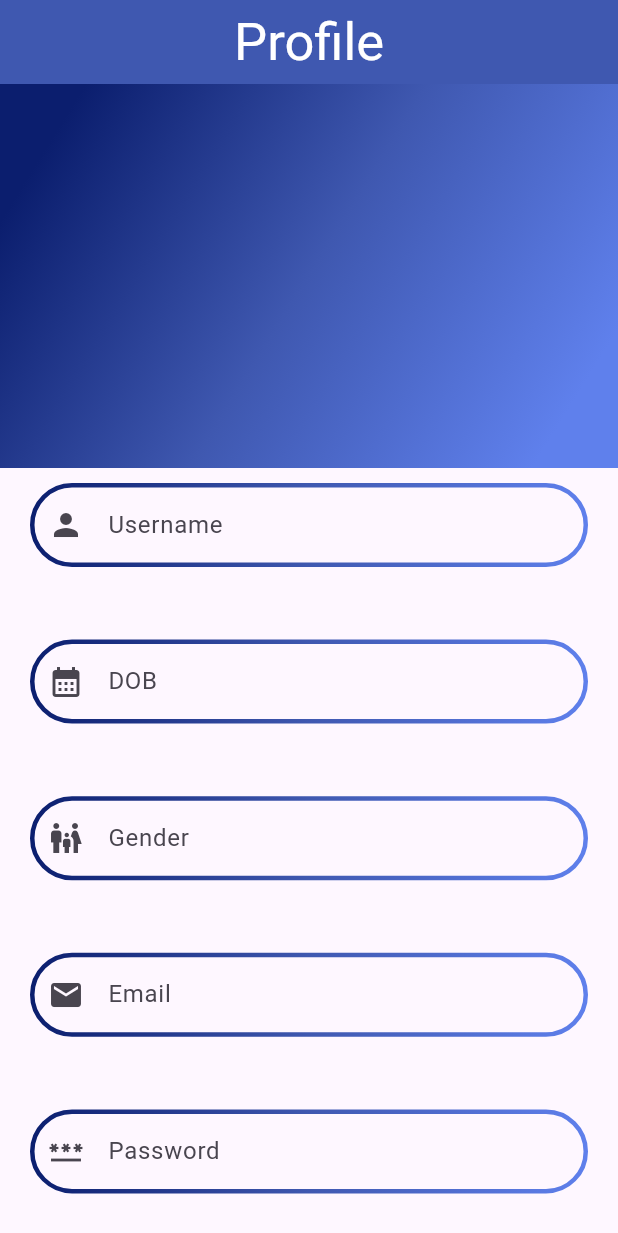
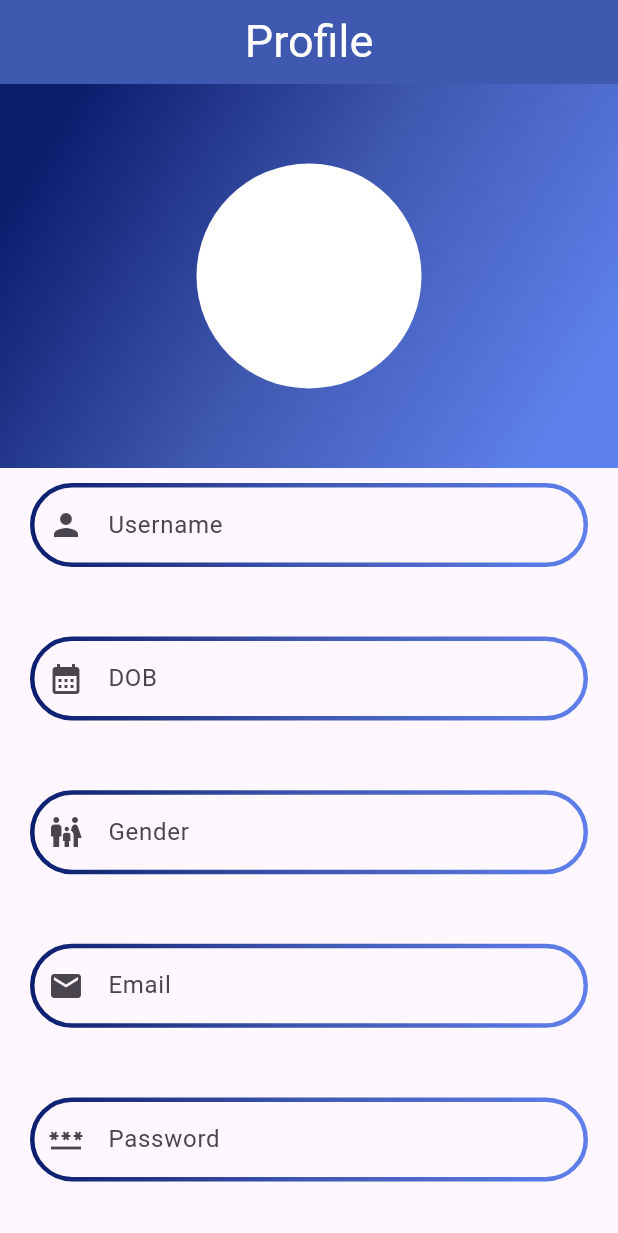
Before and after one commit to Google-Solutions-Challenge/PharmaQuill-App, a Flutter app: the screen it shows after launch, on a phone screen of 412 x 824 dp. Shown: the top 1233 px of the screen. Run offline on Flutter 3.47's test engine with Material 3 defaults, Android fonts, the phone set to English and light mode, and no system bars; our stand-ins replace gradient_borders.

```diff
--- a/pharmaquill/lib/components/signup.dart
+++ b/pharmaquill/lib/components/signup.dart
@@ -17,7 +17,7 @@ class _SignUpState extends State<SignUp> {
           title: const Center(
             child: Text(
               "Profile",
-              style: TextStyle(fontSize: 35, color: Colors.white),
+              style: TextStyle(fontSize: 30, color: Colors.white),
             ),
           ),
         ),
@@ -40,6 +40,13 @@ class _SignUpState extends State<SignUp> {
                       ),
                     ),
                   ),
+                  Container(
+                    height: 150,
+                    width: 150,
+                    decoration: const BoxDecoration(
+                        color: Colors.white,
+                        borderRadius: BorderRadius.all(Radius.circular(100))),
+                  )
                 ])),
             Expanded(
               flex: 2,
@@ -51,19 +58,15 @@ class _SignUpState extends State<SignUp> {
                     Expanded(
                       child: _buildTextField("Username", Icons.person),
                     ),
-                    const SizedBox(height: 10),
                     Expanded(
                       child: _buildTextField("DOB", Icons.calendar_month),
                     ),
-                    const SizedBox(height: 10),
                     Expanded(
                       child: _buildTextField("Gender", Icons.family_restroom),
                     ),
-                    const SizedBox(height: 10),
                     Expanded(
                       child: _buildTextField("Email", Icons.email),
                     ),
-                    const SizedBox(height: 10),
                     Expanded(
                       child: _buildTextField("Password", Icons.password),
                     ),
@@ -89,10 +92,7 @@ class _SignUpState extends State<SignUp> {
                   Color.fromARGB(255, 11, 30, 110),
                   Color.fromARGB(255, 63, 88, 176),
                   Color.fromARGB(255, 95, 128, 236),
-                ]))
-            // filled: true,
-            // fillColor: Colors.white.withOpacity(0.3),
-            ),
+                ]))),
       ),
     );
   }
```
